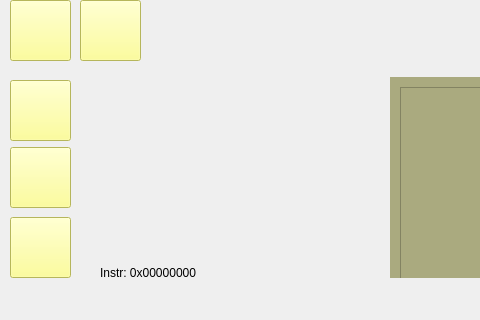
Before: the Qt Designer form mainwindow.ui in Erfan3101/RiscvCpu, drawn with Qt 5; both pictures show x 0 to 480 and y 92 to 412 of the 782 by 412 pixel window.
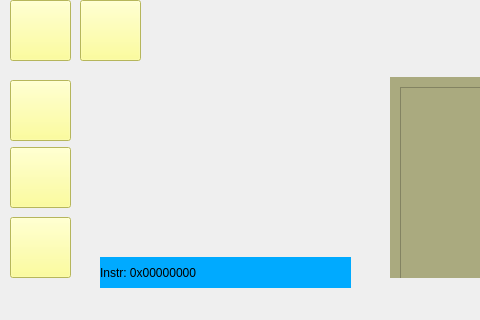
After: the same form once the commit is applied. Icons and pictures are not drawn.

Diff of the .ui file:
```diff
--- a/mainwindow.ui
+++ b/mainwindow.ui
@@ -113,6 +113,9 @@
       <height>31</height>
      </rect>
     </property>
+    <property name="styleSheet">
+     <string notr="true">background-color: rgb(0, 170, 255);</string>
+    </property>
     <property name="text">
      <string>Instr: 0x00000000</string>
     </property>
```
